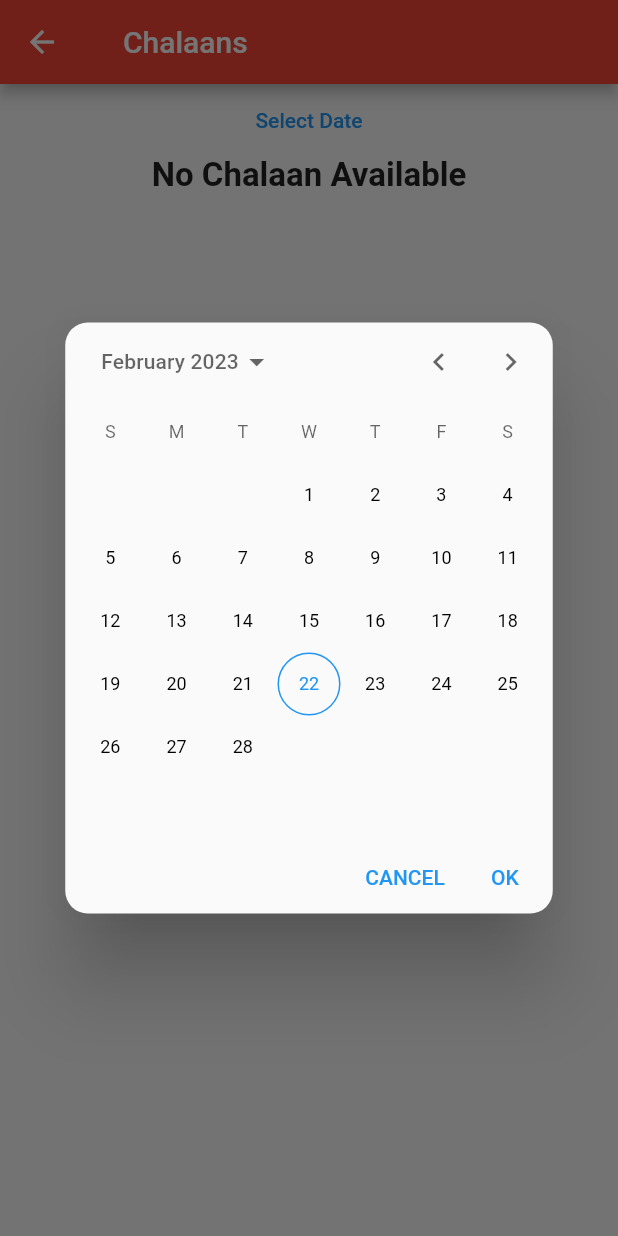
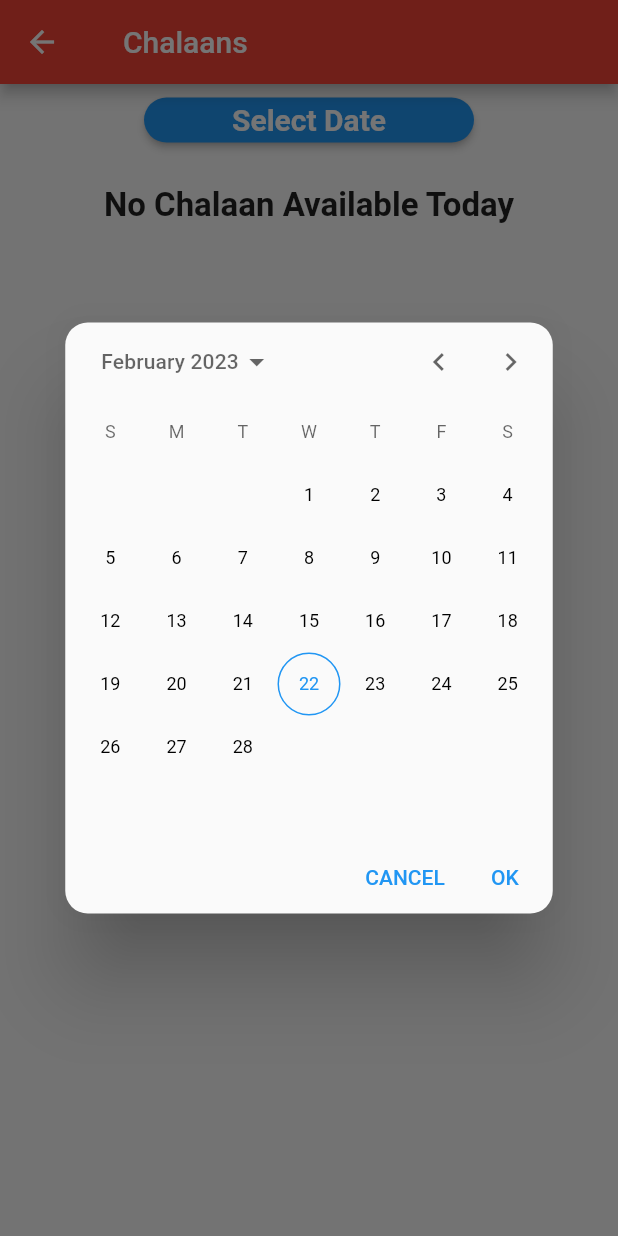
Before and after one commit to sartajmahmud/SwanApp, a Flutter app: the ChalanHistoryScreen screen opened by its route, after a tap on "Select Date", on a phone screen of 412 x 824 dp. Run offline on Flutter 3.47's test engine with Material 2 defaults, Android fonts, the phone set to English and light mode, and no system bars; drawn by our look-alikes of calendar_date_picker2; our stand-ins replace mvc_pattern, pdf, printing, shared_preferences; accounts and stored records are empty; network calls fail.

Commit message:
Date Button Design change and Dispatch qty condition updated

```diff
--- a/lib/Screens/ChalanHistoryScreen.dart
+++ b/lib/Screens/ChalanHistoryScreen.dart
@@ -38,7 +38,8 @@ class _ChalanHistoryScreenState extends StateMVC<ChalanHistoryScreen> {
         width: MediaQuery.of(context).size.width,
         child: Column(
           children: [
-            TextButton(onPressed: () async {
+            MaterialButton(
+                onPressed: () async {
                   // return
                   // dateWidget();
 
@@ -48,9 +49,26 @@ class _ChalanHistoryScreenState extends StateMVC<ChalanHistoryScreen> {
                     dialogSize: const Size(325, 400),
                     borderRadius: BorderRadius.circular(15),
                   );
-              print( results.toString().split(' ')[0].substring(1));
-              await _con.updateDataWithSelectedDate(results.toString().split(' ')[0].substring(1));
-            }, child: Text('Select Date')),
+                  print(results.toString().split(' ')[0].substring(1));
+                  await _con.updateDataWithSelectedDate(
+                      results.toString().split(' ')[0].substring(1));
+                },
+                minWidth: 220,
+                height: 30,
+                color: Colors.blue,
+                shape: new RoundedRectangleBorder(
+                  borderRadius: new BorderRadius.circular(30.0),
+                ),
+                child: Text(
+                  'Select Date',
+                  style: TextStyle(
+                      fontSize: 20,
+                      fontWeight: FontWeight.bold,
+                      color: Colors.white),
+                )),
+            const SizedBox(
+              height: 20,
+            ),
             _con.chalans.isNotEmpty
                 ? ListView.builder(
                     shrinkWrap: true,
@@ -73,14 +91,16 @@ class _ChalanHistoryScreenState extends StateMVC<ChalanHistoryScreen> {
                             height: 100,
                             width: MediaQuery.of(context).size.width * .9,
                             decoration: BoxDecoration(
-                              borderRadius: BorderRadius.all(Radius.circular(20)),
-                              border:
-                                  Border.all(color: Colors.pink.shade100, width: 2),
+                              borderRadius:
+                                  BorderRadius.all(Radius.circular(20)),
+                              border: Border.all(
+                                  color: Colors.pink.shade100, width: 2),
                             ),
                             child: Padding(
                               padding: const EdgeInsets.all(10.0),
                               child: Row(
-                                mainAxisAlignment: MainAxisAlignment.spaceBetween,
+                                mainAxisAlignment:
+                                    MainAxisAlignment.spaceBetween,
                                 children: [
                                   // Container(
                                   //   // margin: const EdgeInsets.symmetric(vertical: 10, horizontal: 25),
@@ -99,7 +119,8 @@ class _ChalanHistoryScreenState extends StateMVC<ChalanHistoryScreen> {
                                   Column(
                                     mainAxisAlignment:
                                         MainAxisAlignment.spaceEvenly,
-                                    crossAxisAlignment: CrossAxisAlignment.start,
+                                    crossAxisAlignment:
+                                        CrossAxisAlignment.start,
                                     children: [
                                       Text(
                                         "Chalaan ID : ${_con.chalans[index].chalaan_id.toString()}",
@@ -142,7 +163,7 @@ class _ChalanHistoryScreenState extends StateMVC<ChalanHistoryScreen> {
                   )
                 : Center(
                     child: Text(
-                    'No Chalaan Available',
+                    'No Chalaan Available Today',
                     style: TextStyle(fontSize: 22, fontWeight: FontWeight.bold),
                   )),
           ],
```
Also changed, not shown: lib/Screens/ChalanInvoiceSelectionScreen.dart (+30 -8 lines), lib/Screens/DispatchScreen.dart (+25 -10 lines), lib/Screens/OrderHistoryScreen.dart (+50 -19 lines). Lines whose indentation alone changed are shown as unchanged.
